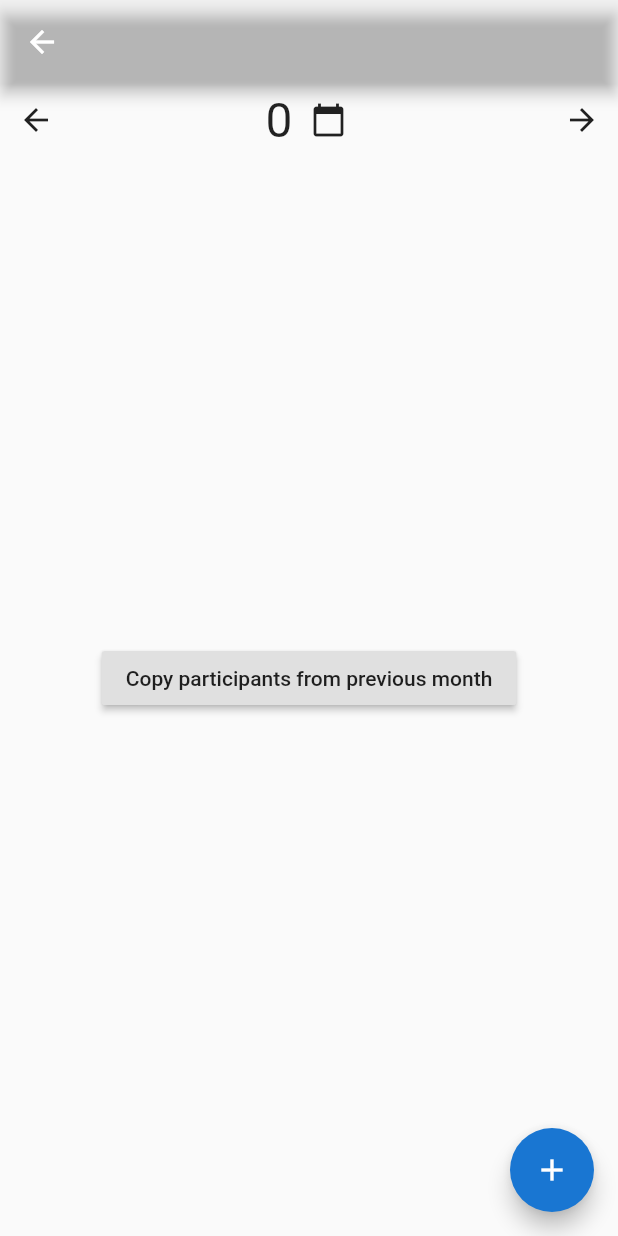
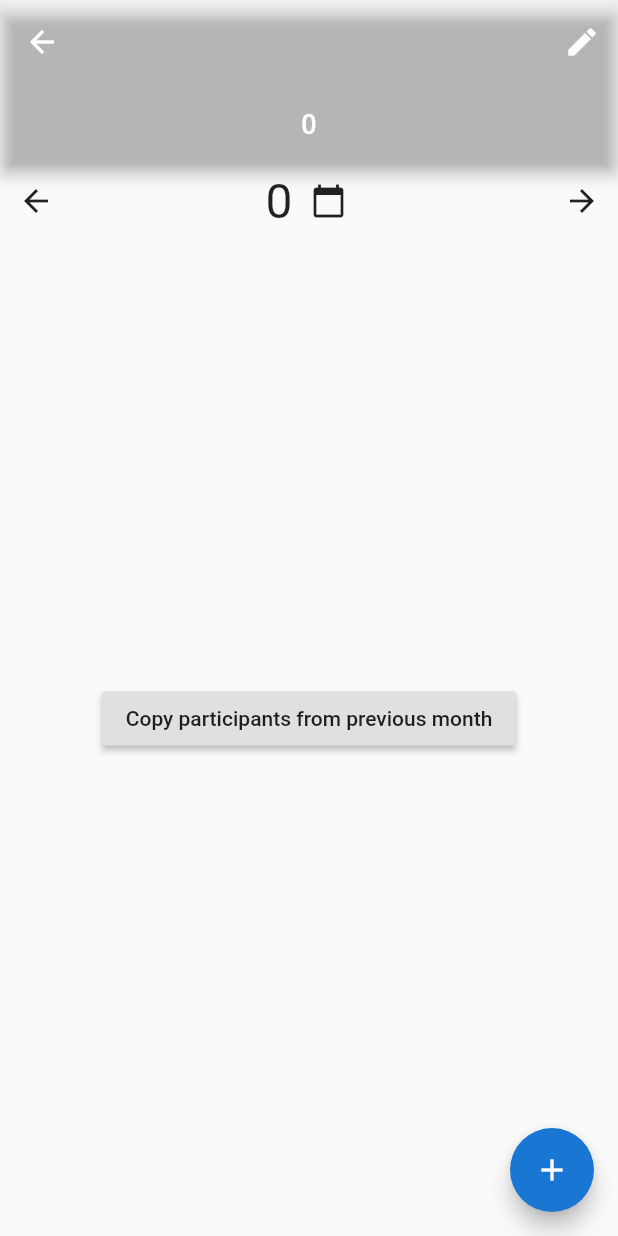
Before and after one commit to andreacrispo/better-together-app, a Flutter app: the ServiceDetailWidget screen opened directly with empty values, on a phone screen of 412 x 824 dp. Run offline on Flutter 3.47's test engine with Material 2 defaults, Android fonts, the phone set to English and light mode, and no system bars; our stand-ins replace cloud_firestore, month_picker_dialog, sqflite; missing offline and left inert: flutter_material_color_picker, swipedetector; accounts and stored records are empty.

Commit message:
Edit service

```diff
--- a/lib/serviceDetail.dart
+++ b/lib/serviceDetail.dart
@@ -3,6 +3,7 @@
 
 import 'package:better_together_app/participantForm.dart';
 import 'package:better_together_app/service/ServiceParticipantFirebase.dart';
+import 'package:better_together_app/serviceForm.dart';
 import 'package:better_together_app/utils.dart';
 import 'package:cloud_firestore/cloud_firestore.dart';
 import 'package:flutter/foundation.dart';
@@ -56,6 +57,7 @@ class ServiceDetailWidgetState extends State<ServiceDetailWidget> {
     this.currentService = passArgs.service;
     this.appBarTitle = this.currentService.name;
     return Scaffold(
+      /*
       appBar: AppBar(
         title: Text(appBarTitle),
         backgroundColor: Color(currentService.color),
@@ -64,6 +66,7 @@ class ServiceDetailWidgetState extends State<ServiceDetailWidget> {
           onPressed: () => Navigator.popUntil(context, ModalRoute.withName('/'))
         ),
       ),
+      */
       body:
       SwipeDetector(
          onSwipeLeft:  () => nextMonth(passArgs.monthPaid, passArgs.yearPaid),
@@ -85,7 +88,45 @@ class ServiceDetailWidgetState extends State<ServiceDetailWidget> {
       builder: (context, snapshot) {
         if (!snapshot.hasData)
           return LinearProgressIndicator();
-        return _buildTable(context, snapshot.data.documents);
+     //   return _buildTable(context, snapshot.data.documents);
+       return CustomScrollView(
+          slivers: <Widget>[
+            SliverAppBar(
+              pinned: true,
+              snap: false,
+              floating: false,
+              expandedHeight: 110.0,
+              elevation: 4,
+              forceElevated: true,
+              centerTitle: true,
+              backgroundColor: Color(currentService.color),
+              flexibleSpace:  FlexibleSpaceBar(
+                title:  Column(
+                  crossAxisAlignment: CrossAxisAlignment.start,
+                  mainAxisAlignment: MainAxisAlignment.start,
+                  mainAxisSize: MainAxisSize.min,
+                  children: <Widget>[
+                    Text(currentService.name, textAlign: TextAlign.center),
+                    Text(currentService.price.toString(), style: TextStyle(fontSize: 12.0),textAlign: TextAlign.center),
+                  ],
+                ),
+                centerTitle: true,
+              ),
+              actions: <Widget>[
+                IconButton(
+                  icon: new Icon(Icons.edit),
+                  tooltip: 'Edit',
+                  onPressed: () => _editService(currentService)
+                ),
+              ],
+            ),
+            // If the main content is a list, use SliverList instead.
+            SliverFillRemaining(
+              child: _buildTable(context, snapshot.data.documents)
+            ),
+          ],
+        );
+
       },
     );
   }
@@ -295,8 +336,7 @@ class ServiceDetailWidgetState extends State<ServiceDetailWidget> {
     );
 
     if (editedParticipant != null) {
-      await _repository.editParticipantFromService(
-          currentServiceId, editedParticipant);
+      await _repository.editParticipantFromService(currentServiceId, editedParticipant);
       setState(() {});
     }
   }
@@ -371,6 +411,14 @@ class ServiceDetailWidgetState extends State<ServiceDetailWidget> {
   }
 
 
+  _editService(ServiceDocument service) async {
+    ServiceDocument editedService = await Navigator.pushNamed<ServiceDocument>(context, ServiceForm.routeName, arguments: service);
+    if (editedService != null) {
+      Firestore.instance.collection('services').document(service.reference.documentID).setData(editedService.toMap());
+    }
+  }
+
+
 }
 
 class HasPaidWidget extends StatelessWidget {
```
Also changed, not shown: lib/main.dart (+9 -3 lines), lib/serviceForm.dart (+19 -8 lines).
